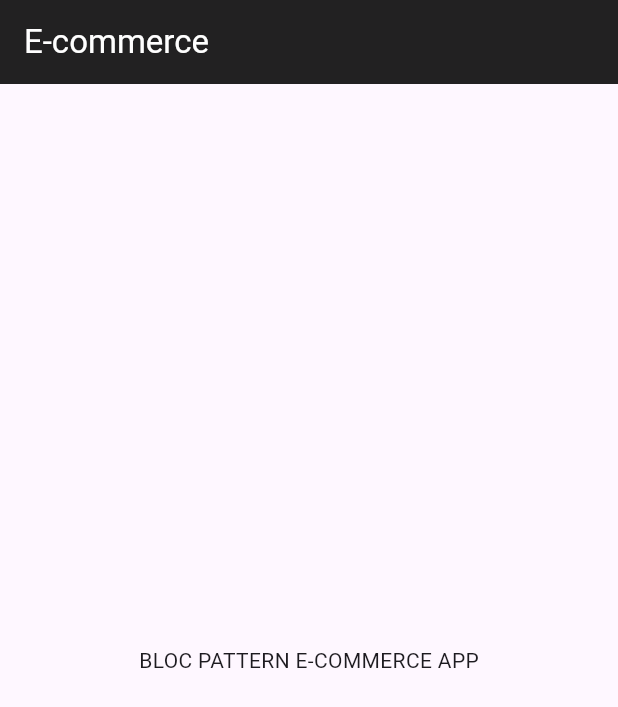
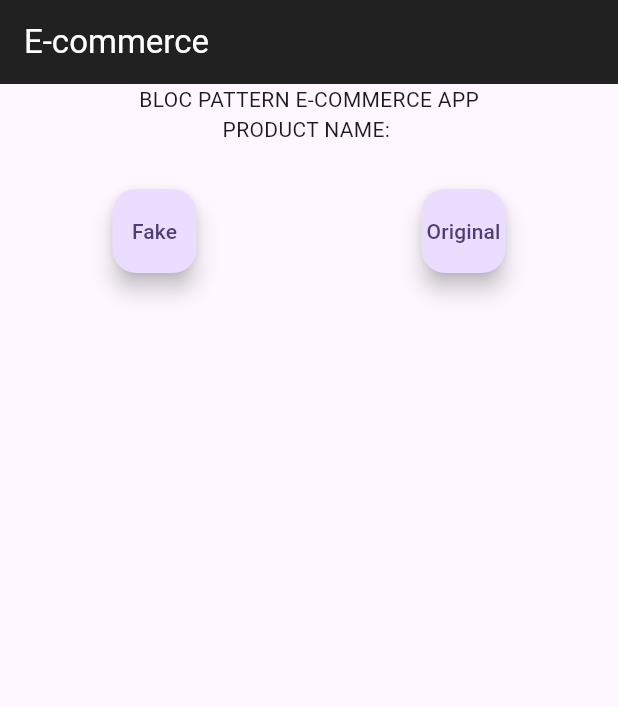
Before and after one commit to fostersnt/flutter_bloc_ecommerce, a Flutter app: the screen it shows after launch, on a phone screen of 412 x 824 dp. Shown: the top 707 px of the screen. Run offline on Flutter 3.47's test engine with Material 3 defaults, Android fonts, the phone set to English and light mode, and no system bars; our stand-ins replace bloc, flutter_bloc.

Commit message:
Completed the implementation of the bloc cubit

```diff
--- a/lib/data/cubit/product_state.dart
+++ b/lib/data/cubit/product_state.dart
@@ -2,7 +2,7 @@
 part of 'product_cubit.dart';
 
 class ProductState {
-  String productName;
+  String productName = 'Unknown product';
   ProductState({
     required this.productName,
   });
--- a/lib/main.dart
+++ b/lib/main.dart
@@ -1,4 +1,6 @@
+import 'package:ecommerce/data/cubit/product_cubit.dart';
 import 'package:flutter/material.dart';
+import 'package:flutter_bloc/flutter_bloc.dart';
 
 void main() {
   runApp(const MyApp());
@@ -9,25 +11,69 @@ class MyApp extends StatelessWidget {
 
   @override
   Widget build(BuildContext context) {
-    return MaterialApp(
+    return BlocProvider(
+      create: (context) => ProductCubit(),
+      child: MaterialApp(
         debugShowCheckedModeBanner: false,
         title: 'E-Commerce App',
         theme: ThemeData(
           colorScheme: ColorScheme.fromSeed(seedColor: Colors.deepPurple),
           useMaterial3: true,
         ),
-      home: Scaffold(
+        home: const HomePage(),
+        // home: const MyHomePage(title: "Foster's Store"),
+      ),
+    );
+  }
+}
+
+class HomePage extends StatelessWidget {
+  const HomePage({super.key});
+
+  @override
+  Widget build(BuildContext context) {
+    return Scaffold(
       appBar: AppBar(
         title: const Text("E-commerce"),
         // iconTheme: const IconThemeData(color: Colors.amber),
         foregroundColor: Colors.white,
         backgroundColor: Colors.black87,
       ),
-        body: const Center(
-          child: Text('BLOC PATTERN E-COMMERCE APP'),
+      body: Column(
+        crossAxisAlignment: CrossAxisAlignment.center,
+        children: [
+          const Text('BLOC PATTERN E-COMMERCE APP'),
+          BlocBuilder<ProductCubit, ProductState>(
+            buildWhen: (previous, current) {
+              return previous != current;
+            },
+            builder: (context, state) {
+              return Text('PRODUCT NAME: ${state.productName}');
+            },
           ),
+          const SizedBox(
+            height: 30,
           ),
-      // home: const MyHomePage(title: "Foster's Store"),
+          Row(
+            mainAxisAlignment: MainAxisAlignment.spaceAround,
+            children: [
+              FloatingActionButton(
+                onPressed: () {
+                  BlocProvider.of<ProductCubit>(context).setFakeProductName();
+                },
+                child: Text('Fake'),
+              ),
+              FloatingActionButton(
+                onPressed: () {
+                  BlocProvider.of<ProductCubit>(context)
+                      .setOriginalProductName();
+                },
+                child: Text('Original'),
+              )
+            ],
+          ),
+        ],
+      ),
     );
   }
 }
```
Also changed, not shown: lib/data/models/product_model.dart (renamed from lib/data/models/posts_model.dart, +6 -6 lines). Lines whose indentation alone changed are shown as unchanged.
